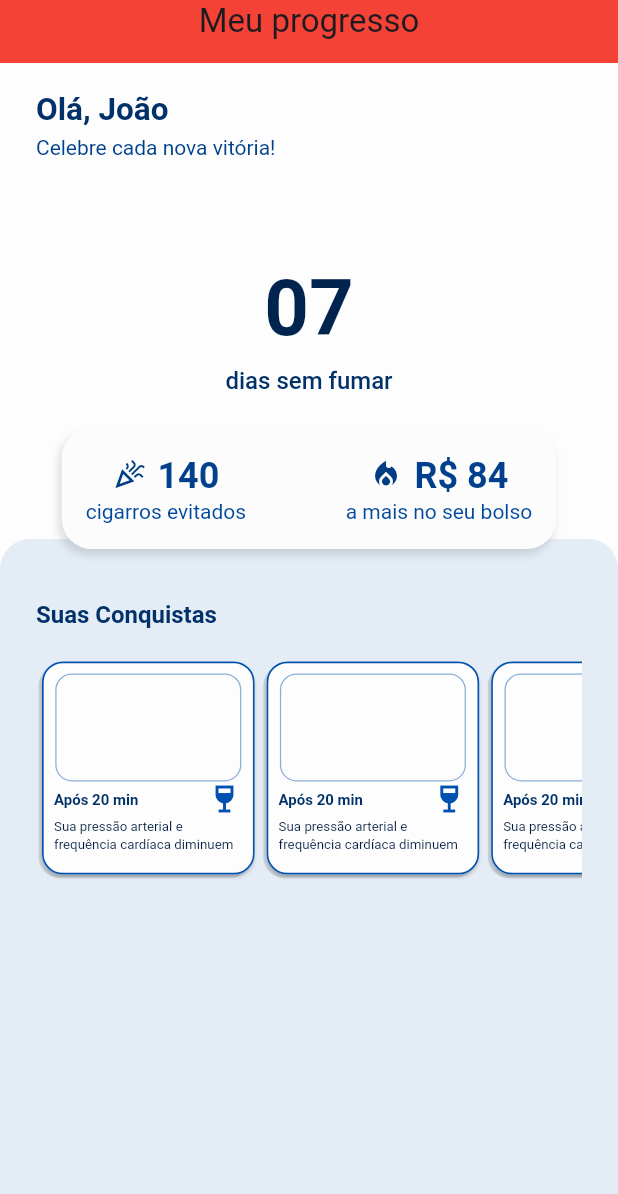
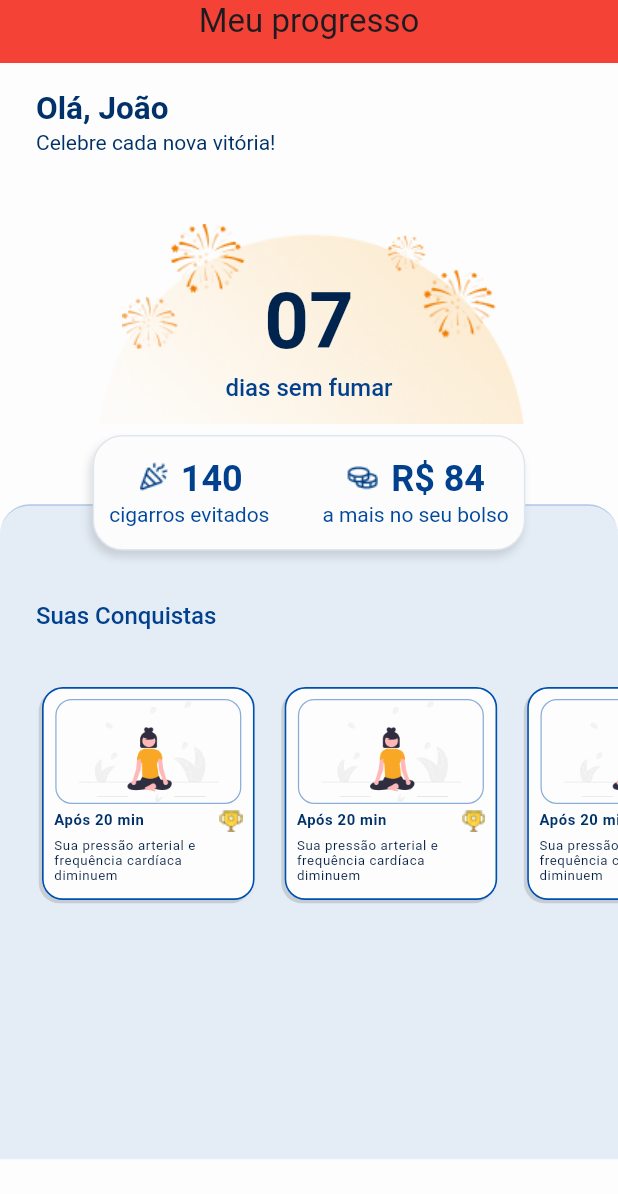
Before and after one commit to PipocaAgilDevs/cigarro-zero-app, a Flutter app: the screen it shows after launch, on a phone screen of 412 x 824 dp, the part 42-1236 px from its top. Run offline on Flutter 3.47's test engine with Material 3 defaults, Android fonts, the phone set to English and light mode, and no system bars.

Commit message:
feat: home body and theme

```diff
--- /dev/null
+++ b/cigarrozeroapp/lib/app_colors.dart
@@ -0,0 +1,17 @@
+import 'package:flutter/material.dart';
+
+class AppColors {
+  static const Color background = Color(0xFFFDFDFD);
+  static const Color primary150 = Color(0xFFAFC7E5);
+  static const Color primary200 = Color(0xFF0050AF);
+  static const Color primary400 = Color(0xFF003169);
+  static const Color primary500 = Color(0xFF001C3E);
+  static const Color primary600 = Color(0xFF00244E);
+  static const Color secondary = Color(0xFFE4ECF5);
+  static const Color secondaryLight = Color(0xFFE0E6EE);
+  static const Color secondaryDark = Color(0xFF8AADD8);
+  static const Color accent = Color(0xFFFCFCFC);
+  static const Color textPrimary = Color(0xFF003169);
+  static const Color textSecondary = Color(0xFF00408C);
+  static const Color shadow = Color(0xFF000000);
+}
--- a/cigarrozeroapp/lib/main.dart
+++ b/cigarrozeroapp/lib/main.dart
@@ -14,10 +14,65 @@
     return MaterialApp(
       title: 'Flutter Demo',
       theme: ThemeData(
-        colorScheme: ColorScheme.fromSeed(seedColor: Colors.deepPurple),
+        primaryColor: const Color(0xFF0050AF),
+        hintColor: const Color(0xFFAFC7E5),
+        scaffoldBackgroundColor: const Color(0xFFFDFDFD),
+        textTheme: const TextTheme(
+          headlineLarge: TextStyle(
+            fontSize: 52,
+            fontWeight: FontWeight.w700,
+            letterSpacing: -0.011,
+            color: Color(0xFF00244E),
+          ),
+          headlineMedium: TextStyle(
+            fontSize: 21,
+            fontWeight: FontWeight.w700,
+            letterSpacing: -0.011,
+            color: Color(0xFF003169),
+          ),
+          titleSmall: TextStyle(
+            fontSize: 16,
+            fontWeight: FontWeight.w500,
+            letterSpacing: -0.011,
+            color: Color(0xFF00408C),
+          ),
+          bodyLarge: TextStyle(
+            fontSize: 14,
+            letterSpacing: -0.011,
+            color: Color(0xFF003169),
+          ),
+          bodyMedium: TextStyle(
+            fontSize: 16,
+            fontWeight: FontWeight.w600,
+            letterSpacing: -0.011,
+            color: Color(0xFF003169),
+          ),
+        ),
+        cardTheme: CardTheme(
+          color: const Color(0xFFFDFDFD),
+          shadowColor: Colors.black.withOpacity(0.12),
+          shape: RoundedRectangleBorder(
+            borderRadius: BorderRadius.circular(13.84),
+            side: const BorderSide(
+              color: Color(0xFF0050AF),
+              width: 1.11,
+            ),
+          ),
+        ),
+        inputDecorationTheme: InputDecorationTheme(
+          filled: true,
+          fillColor: const Color(0xFFE4ECF5),
+          border: OutlineInputBorder(
+            borderRadius: BorderRadius.circular(20),
+            borderSide: const BorderSide(
+              color: Color(0xFFAFC7E5),
+              width: 1,
+            ),
+          ),
+        ),
         useMaterial3: true,
       ),
-      home: HomeScreen(),
+      home: const HomeScreen(),
     );
   }
 }
--- a/cigarrozeroapp/lib/modules/home/home_screen.dart
+++ b/cigarrozeroapp/lib/modules/home/home_screen.dart
@@ -1,37 +1,73 @@
 import 'package:flutter/material.dart';
 
+import '../../app_colors.dart';
 import 'widgets/container_section.dart';
 import 'widgets/home_app_bar.dart';
 
-class HomeScreen extends StatefulWidget {
+class HomeScreen extends StatelessWidget {
   const HomeScreen({super.key});
 
   @override
-  State<HomeScreen> createState() => _HomeScreenState();
-}
+  Widget build(BuildContext context) {
+    final theme = Theme.of(context);
+    final screenSize = MediaQuery.of(context).size;
 
-class _HomeScreenState extends State<HomeScreen> {
-  @override
-  Widget build(BuildContext context) {
     return Scaffold(
-      backgroundColor: const Color(0xFFFDFDFD),
+      backgroundColor: theme.scaffoldBackgroundColor,
       appBar: const PreferredSize(
         preferredSize: Size(double.infinity, 70),
         child: HomeAppBar(),
       ),
-      body: Stack(
+      body: CustomScrollView(
+        slivers: [
+          SliverList.list(
             children: [
+              Stack(
+                children: [
+                  Positioned(
+                    right: 45,
+                    height: screenSize.height * 0.42,
+                    child: Image.asset(
+                      "assets/images/bg-orange.png",
+                      alignment: Alignment.center,
+                      fit: BoxFit.fitWidth,
+                      width: 318,
+                      height: 140,
+                    ),
+                  ),
                   Column(
-            mainAxisAlignment: MainAxisAlignment.end,
+                    mainAxisAlignment: MainAxisAlignment.spaceAround,
                     children: [
-              //todo imagem de fundo
-              Positioned(
-                bottom: 0,
+                      SizedBox(
+                        height: screenSize.height * 0.13,
+                      ),
+                      Image.asset(
+                        "assets/images/illustration.png",
+                        errorBuilder: (context, error, stackTrace) {
+                          return const Center(
+                            child: Icon(Icons.error),
+                          );
+                        },
+                        fit: BoxFit.fitWidth,
+                        width: 249,
+                        height: 84,
+                      ),
+                      SizedBox(
+                        height: screenSize.height * 0.125,
+                      ),
+                      Align(
+                        alignment: Alignment.bottomCenter,
                         child: Container(
-                  height: MediaQuery.of(context).size.height * 0.53,
-                  width: MediaQuery.of(context).size.width,
+                          height: screenSize.height * 0.53,
+                          width: screenSize.width,
                           decoration: const BoxDecoration(
-                    color: Color(0xFFE4ECF5),
+                            color: AppColors.secondary,
+                            border: Border(
+                              top: BorderSide(
+                                color: AppColors.primary150,
+                                width: 1,
+                              ),
+                            ),
                             borderRadius: BorderRadius.only(
                               topLeft: Radius.circular(20),
                               topRight: Radius.circular(20),
@@ -41,63 +77,139 @@ class _HomeScreenState extends State<HomeScreen> {
                       ),
                     ],
                   ),
+                  Column(
+                    crossAxisAlignment: CrossAxisAlignment.start,
+                    children: [
                       Padding(
-            padding: const EdgeInsets.symmetric(horizontal: 24, vertical: 16),
-            child: CustomScrollView(
-              slivers: [
-                SliverList.list(
+                        padding: const EdgeInsets.only(
+                          left: 24,
+                          top: 16,
+                        ),
+                        child: Column(
+                          crossAxisAlignment: CrossAxisAlignment.start,
                           children: [
-                    const Text(
+                            Text(
                               'Olá, João',
-                      style: TextStyle(
-                        fontSize: 21,
-                        fontWeight: FontWeight.w700,
-                        letterSpacing: -0.011,
-                        color: Color(0xFF003169),
+                              style: theme.textTheme.headlineMedium,
+                            ),
+                            Text(
+                              "Celebre cada nova vitória!",
+                              style: theme.textTheme.bodyLarge,
+                            ),
+                          ],
                         ),
                       ),
-                    const Text(
-                      "Celebre cada nova vitória!",
-                      style: TextStyle(
-                        fontSize: 14,
-                        letterSpacing: -0.011,
-                        color: Color(0xFF00408C),
-                      ),
-                    ),
-                    Column(
+                      Padding(
+                        padding: const EdgeInsets.symmetric(
+                            vertical: 16, horizontal: 24),
+                        child: Column(
                           crossAxisAlignment: CrossAxisAlignment.center,
                           children: [
                             const SizedBox(height: 60),
-                        const Text(
+                            Text(
                               "07",
-                          style: TextStyle(
-                            fontSize: 52,
-                            letterSpacing: -0.011,
-                            fontWeight: FontWeight.w700,
-                            color: Color(0xFF00244E),
+                              style: theme.textTheme.headlineLarge,
                             ),
-                        ),
-                        const Text(
+                            Text(
                               "dias sem fumar",
-                          style: TextStyle(
-                            fontWeight: FontWeight.w500,
-                            fontSize: 16,
-                            letterSpacing: -0.011,
-                            color: Color(0xFF003169),
-                          ),
+                              style: theme.textTheme.titleSmall,
                             ),
                             const SizedBox(height: 20),
                             Container(
-                          height: 81,
-                          width: MediaQuery.of(context).size.width * 0.8,
-                          padding: const EdgeInsets.all(16),
+                              height: 77,
+                              width: screenSize.width * 0.7,
+                              padding: const EdgeInsets.symmetric(
+                                vertical: 12,
+                                horizontal: 10,
+                              ),
                               decoration: BoxDecoration(
                                 borderRadius: BorderRadius.circular(20),
+                                border: Border.all(
+                                  color: AppColors.secondaryLight,
+                                  width: 1,
+                                ),
+                                color: AppColors.accent,
+                                boxShadow: [
+                                  BoxShadow(
+                                    color: AppColors.shadow.withOpacity(0.12),
+                                    offset: const Offset(-2, 4),
+                                    blurRadius: 4,
+                                  ),
+                                ],
+                              ),
+                              child: const Row(
+                                mainAxisAlignment:
+                                    MainAxisAlignment.spaceBetween,
+                                children: [
+                                  ContainerSection(
+                                    icon: "confetti",
+                                    value: "140",
+                                    description: "cigarros evitados",
+                                  ),
+                                  ContainerSection(
+                                    icon: "coins",
+                                    value: "R\$ 84",
+                                    description: "a mais no seu bolso",
+                                  ),
+                                ],
+                              ),
+                            ),
+                            const SizedBox(height: 32),
+                            Align(
+                              alignment: Alignment.centerLeft,
+                              child: Text(
+                                "Suas Conquistas",
+                                style: theme.textTheme.titleSmall,
+                              ),
+                            ),
+                            const SizedBox(height: 16),
+                          ],
+                        ),
+                      ),
+                      SizedBox(
+                        height: 150,
+                        width: screenSize.width,
+                        child: ListView.builder(
+                          itemCount: 6,
+                          padding: const EdgeInsets.symmetric(horizontal: 24),
+                          scrollDirection: Axis.horizontal,
+                          itemBuilder: (context, index) {
+                            return const AchievementCard();
+                          },
+                        ),
+                      ),
+                    ],
+                  ),
+                ],
+              ),
+            ],
+          ),
+        ],
+      ),
+    );
+  }
+}
+
+class AchievementCardContainer extends StatelessWidget {
+  AchievementCardContainer({
+    required this.mediaQuery,
+  });
+
+  final Size mediaQuery;
+
+  @override
+  Widget build(BuildContext context) {
+    return Container(
+      height: 77,
+      width: mediaQuery.width * 0.7,
+      padding: const EdgeInsets.symmetric(vertical: 12, horizontal: 10),
+      decoration: BoxDecoration(
+        borderRadius: BorderRadius.circular(20),
+        border: Border.all(color: const Color(0xFFE0E6EE), width: 1),
         color: const Color(0xFFFCFCFC),
         boxShadow: [
           BoxShadow(
-                                color:
-                                    const Color(0xFF000000).withOpacity(0.12),
+            color: const Color(0xFF000000).withOpacity(0.12),
             offset: const Offset(-2, 4),
             blurRadius: 4,
           ),
@@ -107,49 +219,14 @@ class _HomeScreenState extends State<HomeScreen> {
         mainAxisAlignment: MainAxisAlignment.spaceBetween,
         children: [
           ContainerSection(
-                                icon: Icons.celebration_outlined,
+            icon: "confetti",
             value: "140",
             description: "cigarros evitados",
           ),
           ContainerSection(
-                                icon: Icons.local_fire_department,
+            icon: "coins",
             value: "R\$ 84",
             description: "a mais no seu bolso",
-                              ),
-                            ],
-                          ),
-                        ),
-                        const SizedBox(height: 32),
-                        const Align(
-                          alignment: Alignment.centerLeft,
-                          child: Text(
-                            "Suas Conquistas",
-                            style: TextStyle(
-                              fontSize: 16,
-                              fontWeight: FontWeight.w600,
-                              letterSpacing: -0.011,
-                              color: Color(0xFF003169),
-                            ),
-                          ),
-                        ),
-                        const SizedBox(height: 16),
-                        SizedBox(
-                          height: 150,
-                          width: MediaQuery.of(context).size.width,
-                          child: ListView.builder(
-                            itemCount: 6,
-                            scrollDirection: Axis.horizontal,
-                            itemBuilder: (context, index) {
-                              return const AchievementCard(); //todo tirar padding daqui
-                            },
-                          ),
-                        ),
-                      ],
-                    ),
-                  ],
-                ),
-              ],
-            ),
           ),
         ],
       ),
@@ -158,82 +235,96 @@ class _HomeScreenState extends State<HomeScreen> {
 }
 
 class AchievementCard extends StatelessWidget {
-  //todo move to another file
   const AchievementCard({super.key});
 
   @override
   Widget build(BuildContext context) {
-    return Card(
-      shape: RoundedRectangleBorder(
-        borderRadius: BorderRadius.circular(13.84),
-        side: const BorderSide(
-            color: Color(0xFF0050AF), //todo primary 200
-            width: 1.11),
-      ),
-      color: const Color(0xFFFDFDFD),
+    final theme = Theme.of(context);
+
+    return Padding(
+      padding: const EdgeInsets.only(right: 12),
+      child: Card(
+        shape: theme.cardTheme.shape,
+        color: theme.cardTheme.color,
         child: Container(
           width: 141.73,
-        height: 156.03,
+          height: 160.03,
           decoration: BoxDecoration(
             borderRadius: BorderRadius.circular(13.84),
-          color: const Color(0xFFFDFDFD),
+            color: theme.cardTheme.color,
             boxShadow: [
               BoxShadow(
-              color: const Color(0xFF000000).withOpacity(0.12),
+                color: theme.cardTheme.shadowColor!,
                 offset: const Offset(-2.21, 2.21),
               ),
             ],
           ),
           child: Padding(
             padding: const EdgeInsets.all(8),
+            child: SizedBox(
+              width: 124,
+              height: 130,
               child: Column(
                 children: [
                   Container(
                     width: 124,
-                height: 71.97,
+                    height: 70,
                     decoration: BoxDecoration(
                       borderRadius: BorderRadius.circular(11),
                       border: Border.all(
-                    color: const Color(0xFF8AADD8), //todo cor  não definida
+                        color: const Color(0xFF8AADD8),
                         width: 0.83,
                       ),
                     ),
-                child: const SizedBox(height: 20 //todo image
+                    child: ClipRRect(
+                      borderRadius: BorderRadius.circular(11),
+                      child: Image.asset(
+                        "assets/images/img.png",
+                        fit: BoxFit.fitHeight,
+                        errorBuilder: (context, error, stackTrace) {
+                          return const Center(
+                            child: Icon(Icons.error),
+                          );
+                        },
                       ),
                     ),
-              const Row(
+                  ),
+                  const SizedBox(height: 4),
+                  Row(
                     mainAxisAlignment: MainAxisAlignment.spaceBetween,
                     children: [
                       Text(
                         "Após 20 min",
-                    style: TextStyle(
-                      fontSize: 9.97,
+                        style: theme.textTheme.bodySmall!.copyWith(
                           fontWeight: FontWeight.w700,
-                      color: Color(0xFF003169), //todo primary 400
-                      height: 1.3,
-                      letterSpacing: 0.011,
+                          color: AppColors.primary400,
+                          height: 1.2,
+                          fontSize: 9.9,
                         ),
                       ),
-                  Icon(
-                    Icons.wine_bar, //todo replace
-                    color: Color(0xFF0050AF),
+                      Image.asset(
+                        "assets/images/trophy.png",
+                        width: 15.5,
+                        height: 14.5,
                       ),
                     ],
                   ),
-              const Text(
+                  const SizedBox(height: 4),
+                  Text(
                     "Sua pressão arterial e frequência cardíaca diminuem",
-                style: TextStyle(
+                    style: theme.textTheme.bodySmall!.copyWith(
+                      color: AppColors.primary500,
+                      height: 1.15,
                       fontSize: 8.86,
                       fontWeight: FontWeight.w400,
-                  color: Color(0xFF001C3E), //todo primary 500
-                  height: 1.3,
-                  letterSpacing: 0.011,
                     ),
                   ),
                 ],
               ),
             ),
           ),
+        ),
+      ),
     );
   }
 }
--- a/cigarrozeroapp/lib/modules/home/widgets/container_section.dart
+++ b/cigarrozeroapp/lib/modules/home/widgets/container_section.dart
@@ -1,7 +1,7 @@
 import 'package:flutter/material.dart';
 
 class ContainerSection extends StatelessWidget {
-  final IconData icon;
+  final String icon;
   final String value;
   final String description;
 
@@ -18,9 +18,10 @@ class ContainerSection extends StatelessWidget {
       children: [
         Row(
           children: [
-            Icon(
-              icon,
-              size: 22,
+            Image.asset(
+              'assets/images/$icon.png',
+              width: 22,
+              height: 22,
               color: const Color(0xFF003D83),
             ),
             const SizedBox(width: 8),
--- /dev/null
+++ b/cigarrozeroapp/lib/theme_data.dart
@@ -0,0 +1,51 @@
+import 'package:flutter/material.dart';
+
+import 'app_colors.dart';
+
+final ThemeData appTheme = ThemeData(
+  primaryColor: AppColors.primary400,
+  scaffoldBackgroundColor: AppColors.background,
+  textTheme: const TextTheme(
+    headlineLarge: TextStyle(
+      fontSize: 52,
+      fontWeight: FontWeight.w700,
+      letterSpacing: -0.011,
+      color: AppColors.primary600,
+    ),
+    headlineMedium: TextStyle(
+      fontSize: 21,
+      fontWeight: FontWeight.w700,
+      letterSpacing: -0.011,
+      color: AppColors.textPrimary,
+    ),
+    titleSmall: TextStyle(
+      fontSize: 16,
+      fontWeight: FontWeight.w600,
+      letterSpacing: -0.011,
+      color: AppColors.textPrimary,
+    ),
+    bodyLarge: TextStyle(
+      fontSize: 14,
+      letterSpacing: -0.011,
+      color: AppColors.textSecondary,
+    ),
+    bodyMedium: TextStyle(
+      fontSize: 9.97,
+      fontWeight: FontWeight.w700,
+      color: AppColors.primary400,
+      height: 1.3,
+      letterSpacing: 0.011,
+    ),
+  ),
+  cardTheme: CardTheme(
+    color: AppColors.accent,
+    shape: RoundedRectangleBorder(
+      borderRadius: BorderRadius.circular(13.84),
+      side: const BorderSide(
+        color: AppColors.primary200,
+        width: 1.11,
+      ),
+    ),
+    shadowColor: AppColors.shadow.withOpacity(0.12),
+  ),
+);
--- a/cigarrozeroapp/pubspec.yaml
+++ b/cigarrozeroapp/pubspec.yaml
@@ -59,8 +59,8 @@ flutter:
   uses-material-design: true
 
   # To add assets to your application, add an assets section, like this:
-  # assets:
-  #   - images/a_dot_burr.jpeg
+  assets:
+   - assets/images/
   #   - images/a_dot_ham.jpeg
 
   # An image asset can refer to one or more resolution-specific "variants", see
```
Also changed, not shown: cigarrozeroapp/assets/images/bg-orange.png (added), cigarrozeroapp/assets/images/coins.png (added), cigarrozeroapp/assets/images/confetti.png (added), cigarrozeroapp/assets/images/illustration.png (added), cigarrozeroapp/assets/images/img.png (added), cigarrozeroapp/assets/images/trophy.png (added). Lines whose indentation alone changed are shown as unchanged.
